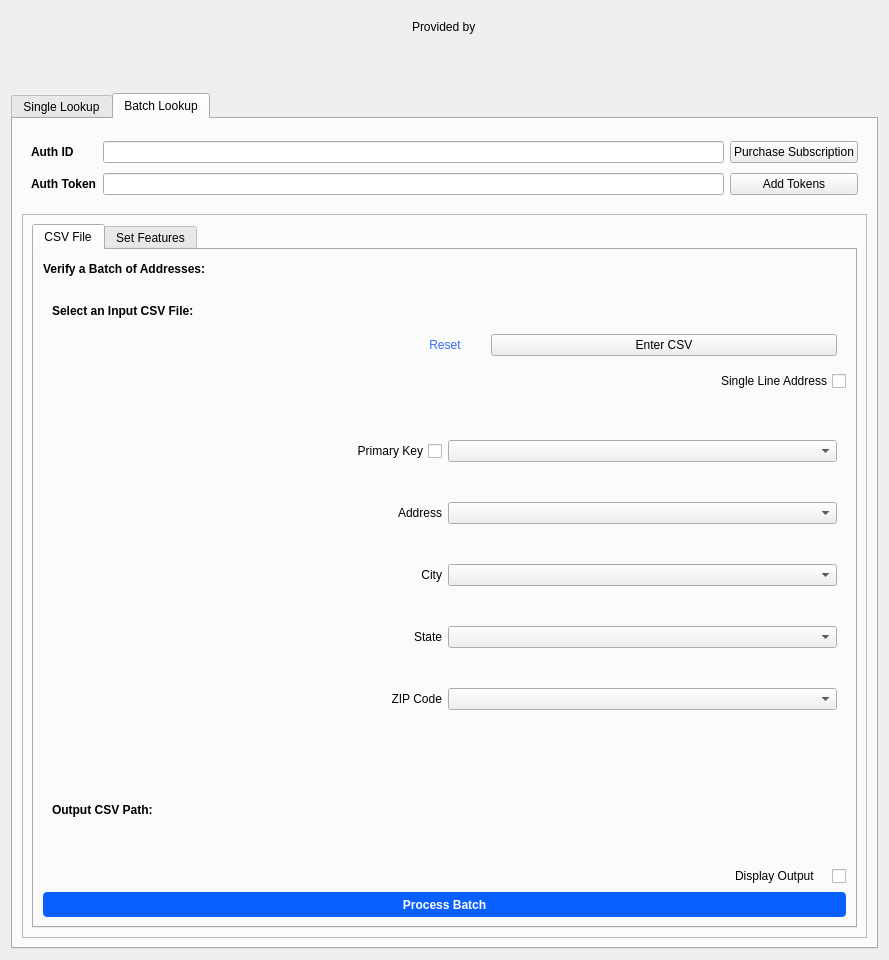
Qt form smarty/smarty_dialog_base.ui (smarty/qgis-plugin) before a commit.
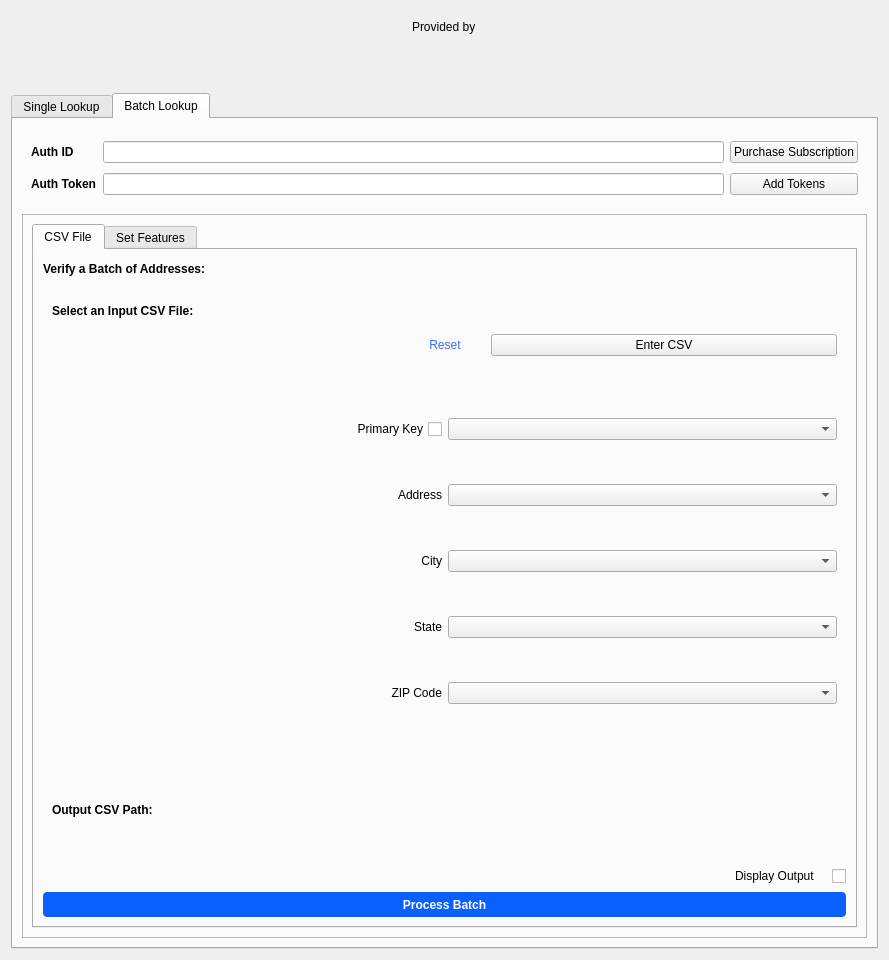
The same form after that commit. The open tabs and pages were chosen to show the change. Icons and pictures are not drawn. Custom widgets are drawn as their Qt base class.

Commit message: Remove single line checkbox because smarty_batch can detect if csv contains freeform addresses.

```diff
--- a/smarty/smarty_dialog_base.ui
+++ b/smarty/smarty_dialog_base.ui
@@ -1419,16 +1419,6 @@
                 </layout>
                </widget>
               </item>
-              <item row="2" column="0">
-               <widget class="QCheckBox" name="single_line_box">
-                <property name="layoutDirection">
-                 <enum>Qt::RightToLeft</enum>
-                </property>
-                <property name="text">
-                 <string>Single Line Address</string>
-                </property>
-               </widget>
-              </item>
               <item row="0" column="0">
                <widget class="QLabel" name="label_4">
                 <property name="maximumSize">
```
The commit also changes 1 other file.
